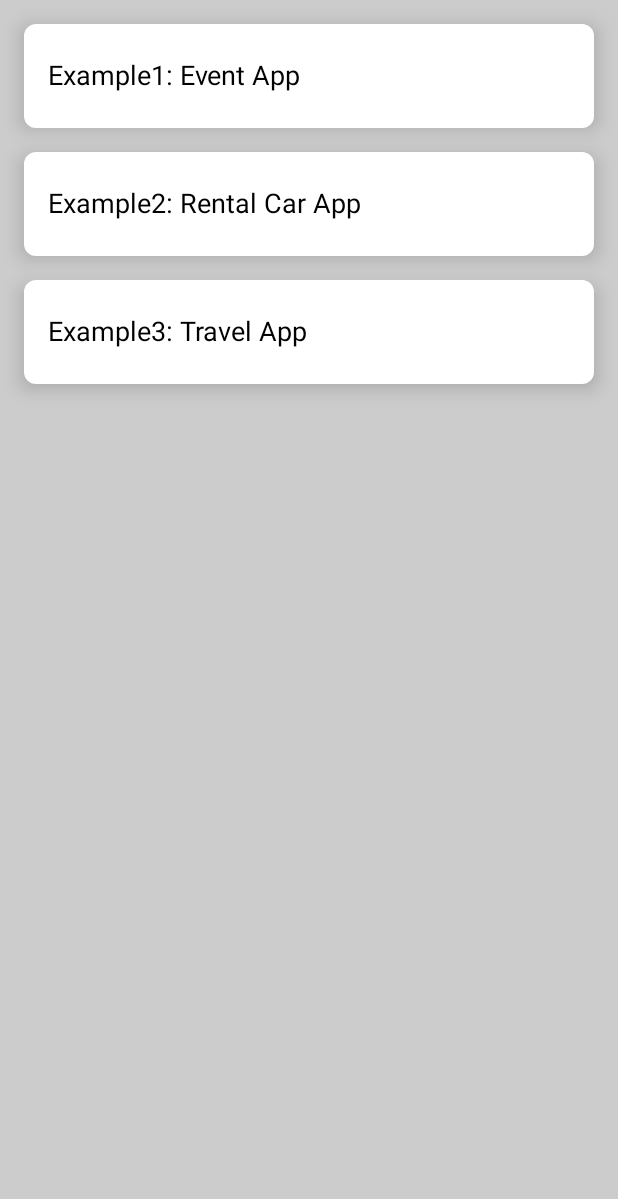
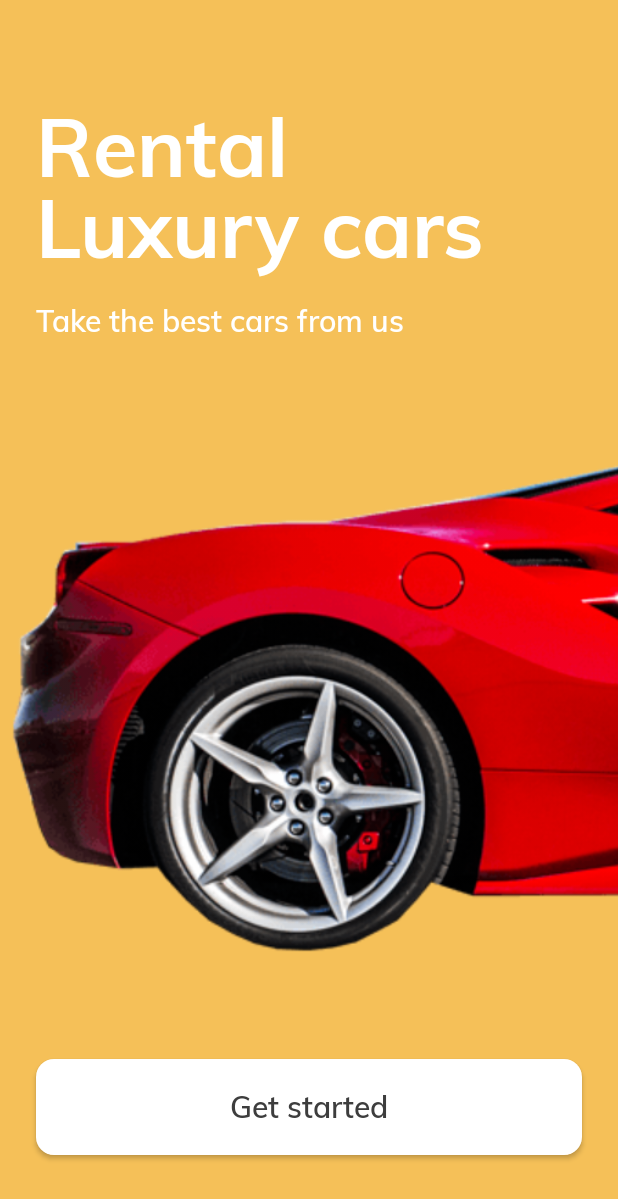
Before and after one commit to mtcn/JetpackComposeExamples, an Android app built with Jetpack Compose: the screen it shows after launch (MainActivity), after a tap on "Example2: Rental Car App", on a phone screen of 412 x 824 dp. Shown: the top 1199 px of the screen. Run offline under Robolectric (Android 15) with nearby library versions, the phone set to English and light mode, and no system bars; our stand-ins replace accompanist.

Commit message:
rental car main screen added

```diff
--- /dev/null
+++ b/app/src/main/java/com/apps/jetpackcomposeexamples/example2/RentalCarMainFragment.kt
@@ -0,0 +1,28 @@
+package com.apps.jetpackcomposeexamples.example2
+
+import android.os.Bundle
+import android.view.LayoutInflater
+import android.view.View
+import android.view.ViewGroup
+import androidx.compose.ui.platform.ComposeView
+import androidx.fragment.app.Fragment
+import androidx.navigation.findNavController
+import com.apps.jetpackcomposeexamples.R
+import com.apps.jetpackcomposeexamples.example2.view.RentalCarMainScreen
+
+class RentalCarMainFragment : Fragment() {
+
+    override fun onCreateView(
+        inflater: LayoutInflater,
+        container: ViewGroup?,
+        savedInstanceState: Bundle?
+    ): View {
+        return ComposeView(requireContext()).apply {
+            setContent {
+                RentalCarMainScreen {
+                    findNavController().navigate(R.id.action_rentalCarMainFragment_to_rentalCarDetailFragment)
+                }
+            }
+        }
+    }
+}
--- /dev/null
+++ b/app/src/main/java/com/apps/jetpackcomposeexamples/example2/view/RentalCarMainComposable.kt
@@ -0,0 +1,117 @@
+package com.apps.jetpackcomposeexamples.example2.view
+
+import androidx.compose.animation.core.Spring
+import androidx.compose.animation.core.animateDpAsState
+import androidx.compose.animation.core.spring
+import androidx.compose.foundation.Image
+import androidx.compose.foundation.background
+import androidx.compose.foundation.layout.*
+import androidx.compose.foundation.shape.RoundedCornerShape
+import androidx.compose.material.Button
+import androidx.compose.material.ButtonDefaults
+import androidx.compose.material.Text
+import androidx.compose.runtime.*
+import androidx.compose.ui.Alignment
+import androidx.compose.ui.Modifier
+import androidx.compose.ui.layout.ContentScale
+import androidx.compose.ui.res.painterResource
+import androidx.compose.ui.text.TextStyle
+import androidx.compose.ui.unit.Dp
+import androidx.compose.ui.unit.dp
+import androidx.compose.ui.unit.sp
+import com.apps.jetpackcomposeexamples.R
+import com.apps.jetpackcomposeexamples.ui.theme.*
+import com.google.accompanist.systemuicontroller.rememberSystemUiController
+
+@Composable
+fun RentalCarMainScreen(onClick: () -> Unit) {
+    rememberSystemUiController().apply {
+        setSystemBarsColor(RentalPrimary, darkIcons = false)
+        setNavigationBarColor(RentalPrimary, false)
+    }
+    Column(
+        modifier = Modifier
+            .fillMaxWidth()
+            .fillMaxHeight()
+            .background(RentalPrimary)
+    ) {
+
+        Text(
+            text = "Rental\nLuxury cars",
+            modifier = Modifier
+                .fillMaxWidth()
+                .padding(start = 24.dp, top = 64.dp, end = 24.dp),
+            style = TextStyle(
+                lineHeight = 54.sp,
+                fontFamily = MuliBold,
+                fontSize = 54.sp,
+                color = White
+            )
+        )
+
+        Text(
+            text = "Take the best cars from us",
+            modifier = Modifier
+                .fillMaxWidth()
+                .padding(start = 24.dp, top = 16.dp, end = 24.dp),
+            style = TextStyle(fontFamily = MuliSemiBold, fontSize = 20.sp, color = White)
+        )
+
+        Spacer(modifier = Modifier.padding(top = 36.dp))
+
+        var carState by remember { mutableStateOf(MoveAnimationState.START) }
+        val offsetAnimation: Dp by animateDpAsState(
+            if (carState == MoveAnimationState.START) 5.dp else 300.dp,
+
+            spring(dampingRatio = Spring.DampingRatioMediumBouncy)
+        ) {
+            onClick.invoke()
+            carState = MoveAnimationState.START
+        }
+        Image(
+            painter = painterResource(id = R.drawable.ic_rental_main),
+            contentScale = ContentScale.Fit,
+            alignment = Alignment.CenterEnd,
+            contentDescription = "",
+            modifier = Modifier
+                .fillMaxWidth()
+                .absoluteOffset(x = offsetAnimation)
+                .fillMaxHeight(0.7f)
+        )
+        Column(
+            modifier = Modifier
+                .fillMaxWidth()
+                .padding(start = 24.dp, end = 24.dp, bottom = 54.dp)
+                .fillMaxHeight(), verticalArrangement = Arrangement.Bottom
+        ) {
+            Button(
+                modifier = Modifier
+                    .fillMaxWidth()
+                    .height(64.dp),
+                onClick = {
+                    carState = MoveAnimationState.END
+                },
+                shape = RoundedCornerShape(12.dp),
+                colors = ButtonDefaults.buttonColors(
+                    backgroundColor = White,
+                    contentColor = RentalSecondary
+                )
+            ) {
+
+                Text(
+                    text = "Get started",
+                    modifier = Modifier
+                        .align(Alignment.CenterVertically),
+                    style = TextStyle(
+                        fontFamily = MuliSemiBold,
+                        fontSize = 20.sp
+                    )
+                )
+            }
+        }
+    }
+}
+
+enum class MoveAnimationState {
+    START, END
+}
--- a/app/src/main/java/com/apps/jetpackcomposeexamples/main/MainFragment.kt
+++ b/app/src/main/java/com/apps/jetpackcomposeexamples/main/MainFragment.kt
@@ -29,7 +29,9 @@ class MainFragment : Fragment() {
                             Showcase.EVENT_APP -> {
                                 findNavController().navigate(R.id.action_mainFragment_to_eventMainFragment)
                             }
-                            Showcase.RENTAL_CAR_APP -> {}
+                            Showcase.RENTAL_CAR_APP -> {
+                                findNavController().navigate(R.id.action_mainFragment_to_rentalCarMainFragment)
+                            }
                             Showcase.TRAVEL_APP -> {}
                             Showcase.DEFAULT -> {}
                         }
--- a/app/src/main/java/com/apps/jetpackcomposeexamples/ui/theme/Color.kt
+++ b/app/src/main/java/com/apps/jetpackcomposeexamples/ui/theme/Color.kt
@@ -9,8 +9,12 @@ val Teal200 = Color(0xFF03DAC5)
 val White = Color(0xFFFFFFFF)
 val Black = Color(0xFF000000)
 val LightGrey = Color(0xFFD3D3D3)
+val LightGrey2 = Color(0xFFC8C8C8)
 
 val AlmostWhite = Color(0xFFFAFAFA)
 val EventPrimary = Color(0xFF204AFB)
 val PaleMauve = Color(0xFFFEEAF8)
 val Fuchsia = Color(0xFFFB20BF)
+
+val RentalPrimary = Color(0xFFF5C058)
+val RentalSecondary = Color(0xFF3D3D3D)
--- a/app/src/main/res/navigation/main_graph.xml
+++ b/app/src/main/res/navigation/main_graph.xml
@@ -27,5 +27,20 @@
         <action
             android:id="@+id/action_mainFragment_to_eventMainFragment"
             app:destination="@id/eventMainFragment" />
+        <action
+            android:id="@+id/action_mainFragment_to_rentalCarMainFragment"
+            app:destination="@id/rentalCarMainFragment" />
     </fragment>
+    <fragment
+        android:id="@+id/rentalCarMainFragment"
+        android:name="com.apps.jetpackcomposeexamples.example2.RentalCarMainFragment"
+        android:label="RentalCarMainFragment" >
+        <action
+            android:id="@+id/action_rentalCarMainFragment_to_rentalCarDetailFragment"
+            app:destination="@id/rentalCarDetailFragment" />
+    </fragment>
+    <fragment
+        android:id="@+id/rentalCarDetailFragment"
+        android:name="com.apps.jetpackcomposeexamples.example2.RentalCarDetailFragment"
+        android:label="RentalCarDetailFragment" />
 </navigation>
```
Also changed, not shown: app/src/main/java/com/apps/jetpackcomposeexamples/example2/RentalCarDetailFragment.kt (added, +29 -0 lines), app/src/main/java/com/apps/jetpackcomposeexamples/example2/RentalCarViewModel.kt (added, +16 -0 lines), app/src/main/java/com/apps/jetpackcomposeexamples/example2/model/RentalCarModel.kt (added, +22 -0 lines), app/src/main/java/com/apps/jetpackcomposeexamples/example2/view/RentalCarDetailComposable.kt (added, +26 -0 lines), app/src/main/res/drawable/ic_rental_main.png (added).
